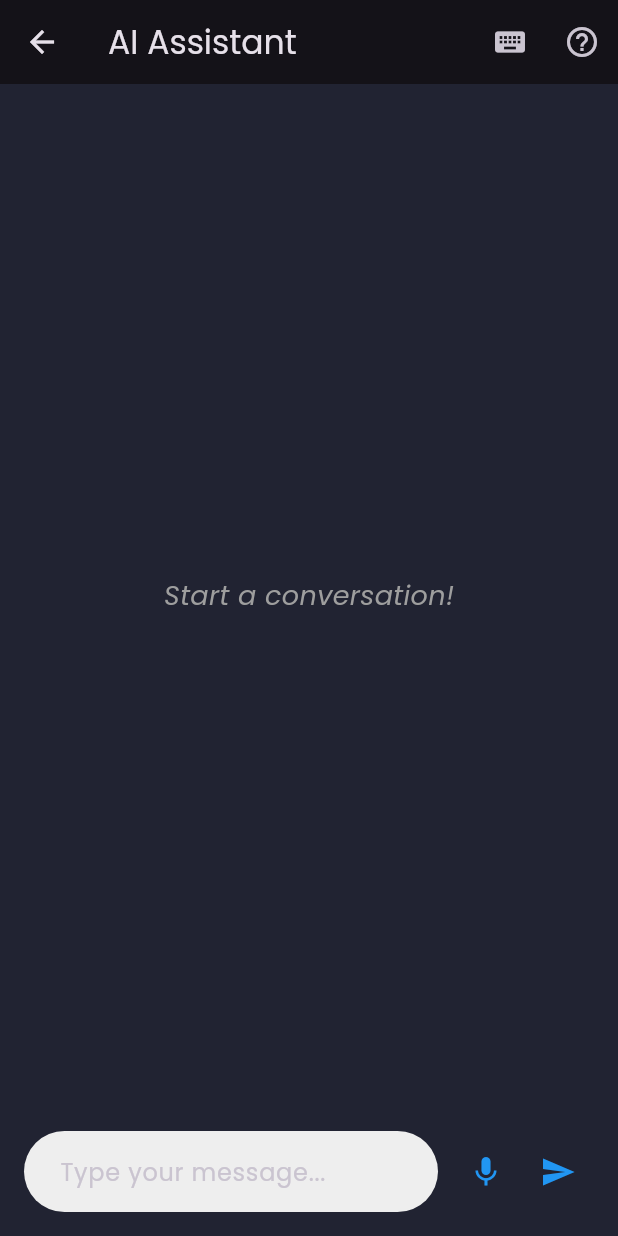
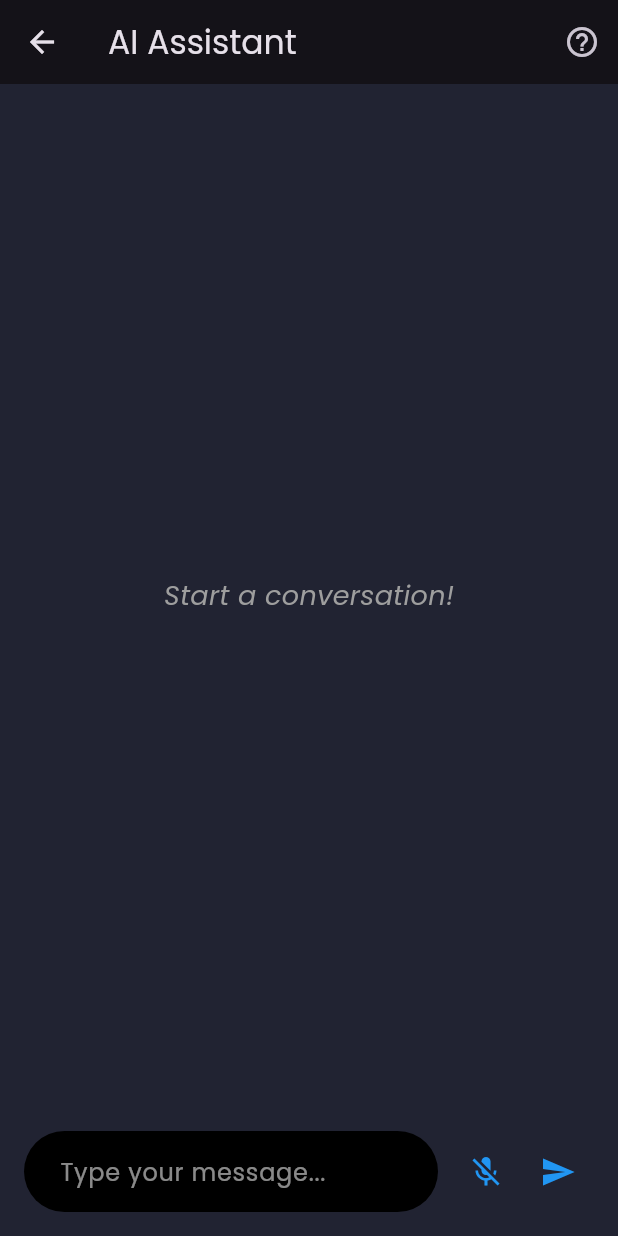
Before and after one commit to raouf-zobir/Tatweer-Hackathon, a Flutter app: the AIAssistantPage screen opened by its route, after a tap on the "mic" icon, on a phone screen of 412 x 824 dp. Run offline on Flutter 3.47's test engine with Material 3 defaults, Android fonts, the phone set to English and light mode, and no system bars; our stand-ins replace fl_chart, flutter_svg, google_fonts, speech_to_text.

Commit message:
fixed some design things

```diff
--- a/code/frontend/lib/screens/pages/ai_assistant_page.dart
+++ b/code/frontend/lib/screens/pages/ai_assistant_page.dart
@@ -33,27 +33,38 @@ class _AIAssistantPageState extends State<AIAssistantPage> with SingleTickerProv
     }
   }
 
-  void _toggleSpeechButton() {
-    // First, ensure speech recognition is stopped
-    _stopListening();
-
-    setState(() {
-      _showSpeechButton = !_showSpeechButton;
-    });
+  void _handleSpeechButtonPressed() {
+    if (_isListening) {
+      _stopListening();
+    } else {
+      _startListening();
+    }
   }
 
   void _startListening() async {
     if (!_isListening) {
-      bool available = await _speech.listen(
-        onResult: (result) => setState(() => _textController.text = result.recognizedWords),
-      );
-      setState(() => _isListening = available);
+      bool available = await _speech.initialize();
+      if (available) {
+        setState(() => _isListening = true);
+        await _speech.listen(
+          onResult: (result) {
+            if (_isListening) {  // Only update text if still listening
+              setState(() => _textController.text = result.recognizedWords);
+            }
+          },
+          listenFor: Duration(seconds: 15), // Limit listening time
+          pauseFor: Duration(seconds: 1), // Pause time before auto-stop
+          onSoundLevelChange: (level) {}, // Can be used for UI animations
+        );
+      } else {
+        _showMessage('Speech recognition not available');
+      }
     }
   }
 
-  void _stopListening() {
+  void _stopListening() async {
     if (_speech.isListening) {
-      _speech.stop();
+      await _speech.stop();
     }
     setState(() => _isListening = false);
   }
@@ -117,10 +128,6 @@ class _AIAssistantPageState extends State<AIAssistantPage> with SingleTickerProv
       appBar: AppBar(
         title: Text('AI Assistant'),
         actions: [
-          IconButton(
-            icon: Icon(_showSpeechButton ? Icons.keyboard : Icons.mic),
-            onPressed: _toggleSpeechButton,
-          ),
           IconButton(
             icon: Icon(Icons.help_outline),
             onPressed: () => showDialog(
@@ -204,11 +211,12 @@ class _AIAssistantPageState extends State<AIAssistantPage> with SingleTickerProv
                     controller: _textController,
                     minLines: 1,
                     maxLines: 4,
-                    style: TextStyle(fontSize: 16),
+                    style: TextStyle(fontSize: 16, color: Colors.white),
                     decoration: InputDecoration(
                       hintText: 'Type your message...',
+                      hintStyle: TextStyle(color: Colors.white54),
                       filled: true,
-                      fillColor: Colors.grey[200],
+                      fillColor: Colors.black,
                       border: OutlineInputBorder(
                         borderRadius: BorderRadius.circular(30),
                         borderSide: BorderSide.none,
@@ -219,35 +227,10 @@ class _AIAssistantPageState extends State<AIAssistantPage> with SingleTickerProv
                   ),
                 ),
                 SizedBox(width: 8),
-                if (_showSpeechButton)
-                  AnimatedSwitcher(
-                    duration: Duration(milliseconds: 200),
-                    child: _isListening
-                        ? Row(
-                            mainAxisSize: MainAxisSize.min,
-                            children: [
-                              IconButton(
-                                icon: Icon(Icons.mic_off, color: Colors.red),
-                                onPressed: _stopListening,
-                              ),
-                              SizeTransition(
-                                sizeFactor: _animationController!,
-                                axis: Axis.horizontal,
-                                child: Container(
-                                  margin: EdgeInsets.only(right: 8),
-                                  child: Text(
-                                    'Listening...',
-                                    style: TextStyle(color: Colors.red),
-                                  ),
-                                ),
-                              ),
-                            ],
-                          )
-                        : IconButton(
-                            icon: Icon(Icons.mic, color: Colors.blue),
-                            onPressed: _startListening,
-                          ),
-                  ),
+                IconButton(
+                  icon: Icon(_isListening ? Icons.mic_off : Icons.mic, color: Colors.blue),
+                  onPressed: _handleSpeechButtonPressed,
+                ),
                 IconButton(
                   icon: Icon(Icons.send, color: Colors.blue),
                   onPressed: _handleSubmit,
```
